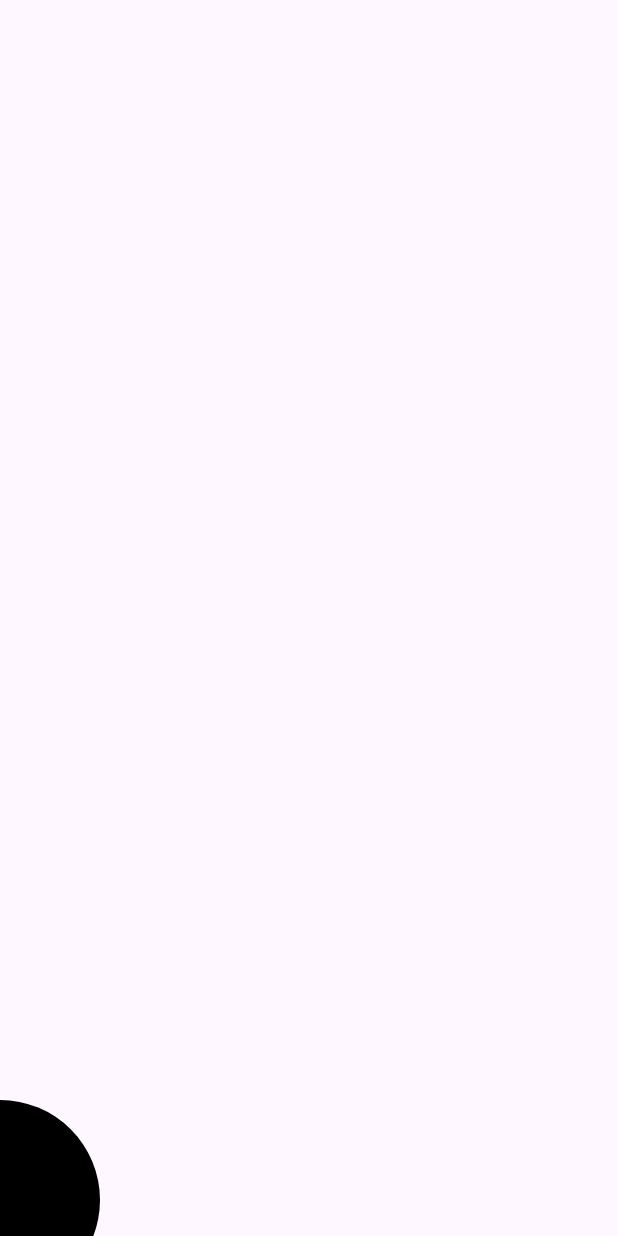
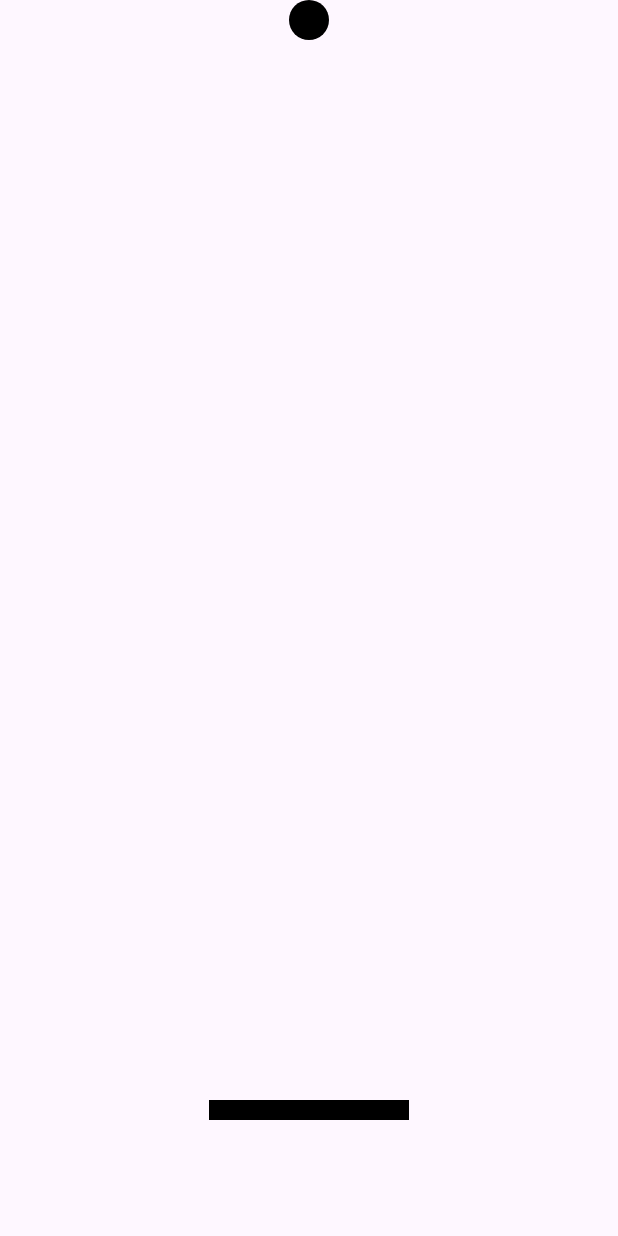
Before and after one commit to kammiep/project6, an Android app: the screen it shows after launch (MainActivity), on a phone screen of 412 x 824 dp. Run offline under Robolectric (Android 15) with nearby library versions, the phone set to English and light mode, and no system bars.

Commit message:
draw paddle

```diff
--- a/app/src/main/java/com/example/project6/GameView.kt
+++ b/app/src/main/java/com/example/project6/GameView.kt
@@ -4,12 +4,14 @@ import android.content.Context
 import android.graphics.Canvas
 import android.graphics.Color
 import android.graphics.Paint
+import android.graphics.Rect
 import android.view.View
 
 class GameView : View {
     private lateinit var paint : Paint
     private var width : Int = 0
     private var height : Int  = 0
+    private lateinit var paddle: Rect
     constructor(context: Context, width:Int, height:Int) : super(context){
         this.width = width
         this.height = height
@@ -18,10 +20,13 @@ class GameView : View {
         paint.color = Color.BLACK
         paint.isAntiAlias = true
         paint.strokeWidth = 20.0f
+
+        paddle = Rect(width/2-100,height-100,width/2+100,height-80)
     }
 
     override fun onDraw(canvas: Canvas){
         super.onDraw(canvas)
-        canvas.drawCircle(0.0f,height.toFloat(),100.0f,paint)
+        canvas.drawCircle(width.toFloat()/2,20.0f,20.0f,paint)
+        canvas.drawRect(paddle,paint)
     }
 }
--- a/app/src/main/java/com/example/project6/MainActivity.kt
+++ b/app/src/main/java/com/example/project6/MainActivity.kt
@@ -23,7 +23,7 @@ class MainActivity : AppCompatActivity() {
         var statusBarHeight : Int  = resources.getDimensionPixelSize( statusBarId )
 
         gameView = GameView( this, width, height - statusBarHeight )
-        pong = gameView.getPong()
+        //pong = gameView.getPong()
         setContentView( gameView )
         /*
         // set up event handling
```
